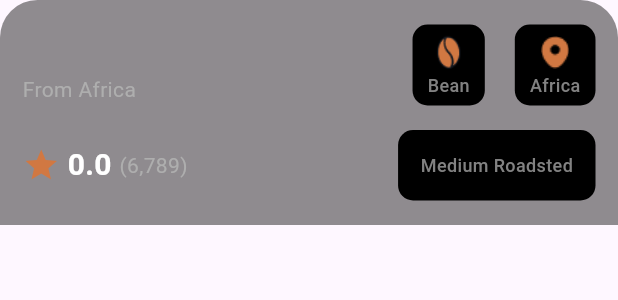
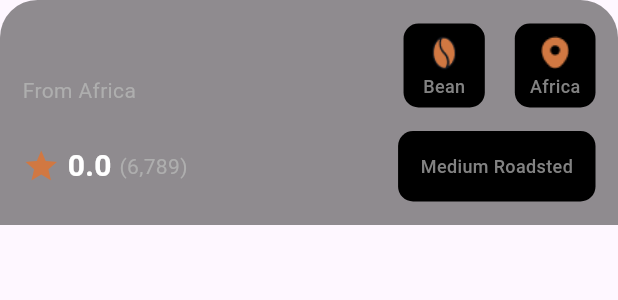
Before and after one commit to vuongq303/coffee_app, a Flutter app: the InformationHeaderDetail widget shown alone on an empty page, opened directly, on a phone screen of 412 x 824 dp. Shown: the top 300 px of the screen. Run offline on Flutter 3.47's test engine with Material 3 defaults, Android fonts, the phone set to English and light mode, and no system bars; our stand-ins replace go_router; network calls fail.

Commit message:
update detail

```diff
--- a/lib/views/detail/widgets/header/information_header_detail.dart
+++ b/lib/views/detail/widgets/header/information_header_detail.dart
@@ -55,7 +55,7 @@ class InformationHeaderDetail extends StatelessWidget {
                 children: [
                   Container(
                     padding:
-                        const EdgeInsets.symmetric(horizontal: 10, vertical: 5),
+                        const EdgeInsets.symmetric(horizontal: 13, vertical: 6),
                     decoration: BoxDecoration(
                       borderRadius: BorderRadius.circular(10),
                       color: Colors.black,
@@ -81,7 +81,7 @@ class InformationHeaderDetail extends StatelessWidget {
                   const SizedBox(width: 20),
                   Container(
                     padding:
-                        const EdgeInsets.symmetric(horizontal: 10, vertical: 5),
+                        const EdgeInsets.symmetric(horizontal: 10, vertical: 6),
                     decoration: BoxDecoration(
                         borderRadius: BorderRadius.circular(10),
                         color: Colors.black),
--- a/lib/views/detail/widgets/header_detail_container.dart
+++ b/lib/views/detail/widgets/header_detail_container.dart
@@ -20,19 +20,21 @@ class HeaderDetailContainer extends StatelessWidget {
           item.image,
           fit: BoxFit.cover,
         ),
-        Column(
+        SafeArea(
+          child: Column(
             mainAxisAlignment: MainAxisAlignment.spaceBetween,
             children: [
               Container(
                 margin: const EdgeInsets.symmetric(
                   horizontal: 15,
-                vertical: 25,
+                  vertical: 5,
                 ),
                 child: const NavHeaderDetail(),
               ),
               const InformationHeaderDetail(),
             ],
           ),
+        ),
       ],
     );
   }
```
Lines whose indentation alone changed are shown as unchanged.
